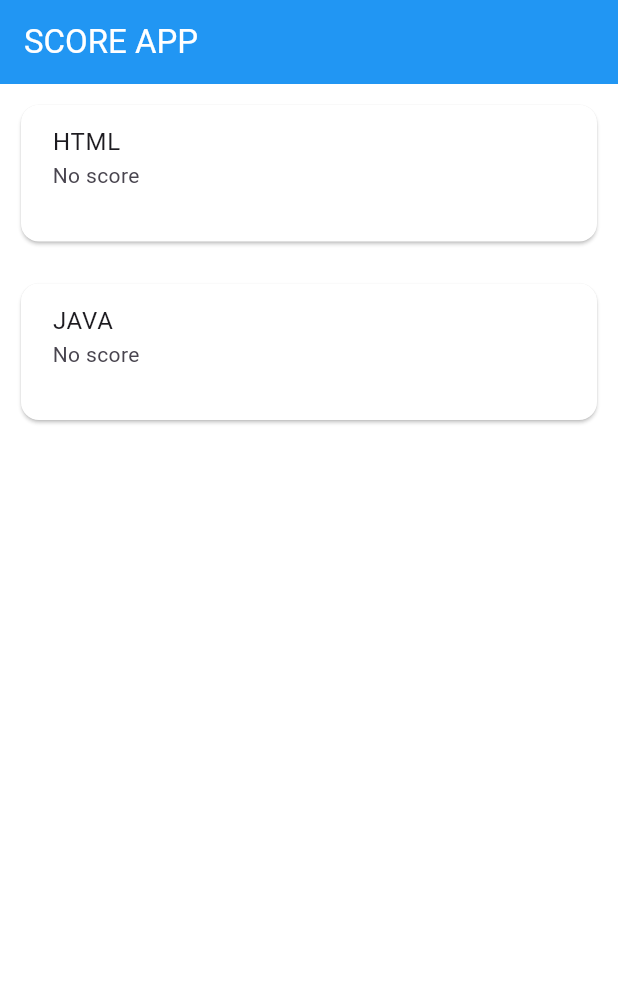
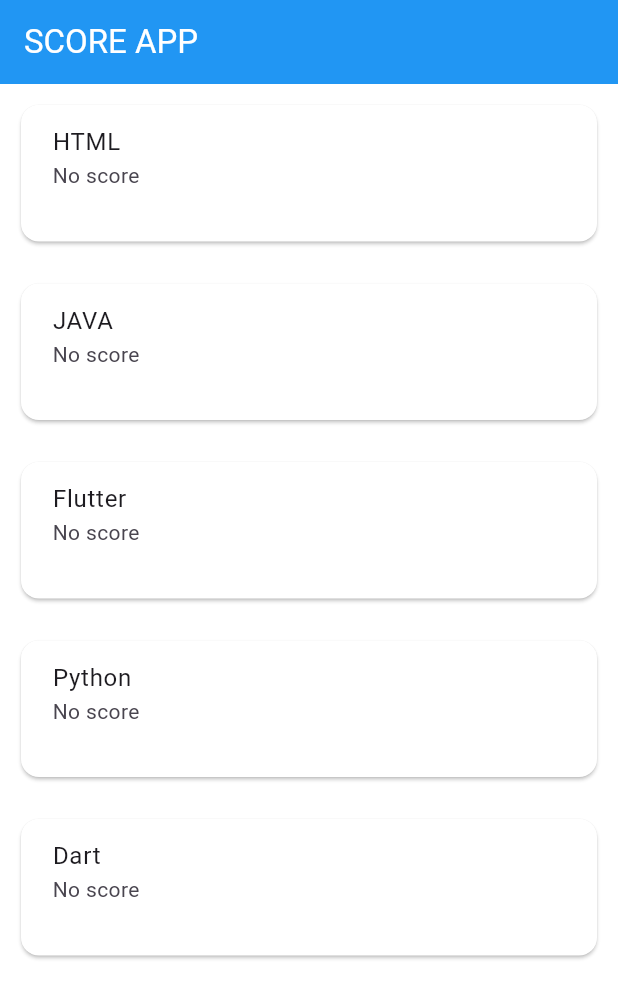
Before and after one commit to visalkorn22/Ronan_Exersice_T2Y3, a Flutter app: the screen it shows after launch, on a phone screen of 412 x 824 dp. Shown: the top 998 px of the screen. Run offline on Flutter 3.47's test engine with Material 3 defaults, Android fonts, the phone set to English and light mode, and no system bars.

Commit message:
Week_6_update

```diff
--- a/lib/EX-1-START-CODE/repositories/courses_mock_repository.dart
+++ b/lib/EX-1-START-CODE/repositories/courses_mock_repository.dart
@@ -7,6 +7,7 @@ class CoursesMockRepository implements CoursesRepository {
     Course(name: 'JAVA'),
     Course(name: 'Flutter'),
     Course(name: 'Python'),
+    Course(name: 'Dart'),
   ];
 
   @override
--- a/lib/EX-1-START-CODE/screens/course_list_screen.dart
+++ b/lib/EX-1-START-CODE/screens/course_list_screen.dart
@@ -1,3 +1,4 @@
+// 1. Create a new file named course_list_screen.dart in the screens folder.
 import 'package:flutter/material.dart';
 import '../models/course.dart';
 import 'course_screen.dart';
@@ -12,7 +13,13 @@ class CourseListScreen extends StatefulWidget {
 }
 
 class _CourseListScreenState extends State<CourseListScreen> {
-  final List<Course> _allCourses = [Course(name: 'HTML'), Course(name: 'JAVA')];
+  final List<Course> _allCourses = [
+    Course(name: 'HTML'),
+    Course(name: 'JAVA'),
+    Course(name: 'Flutter'),
+    Course(name: 'Python'),
+    Course(name: 'Dart'),
+  ];
 
   void _editCourse(Course course) async {
     await Navigator.of(context).push<Course>(
```
